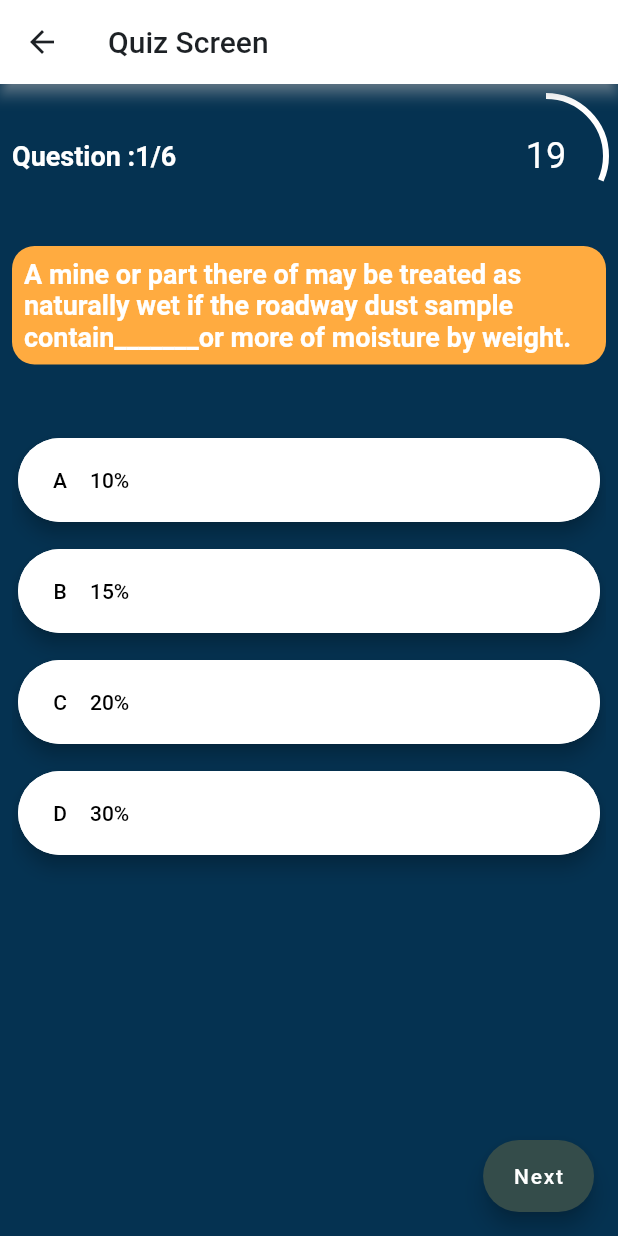
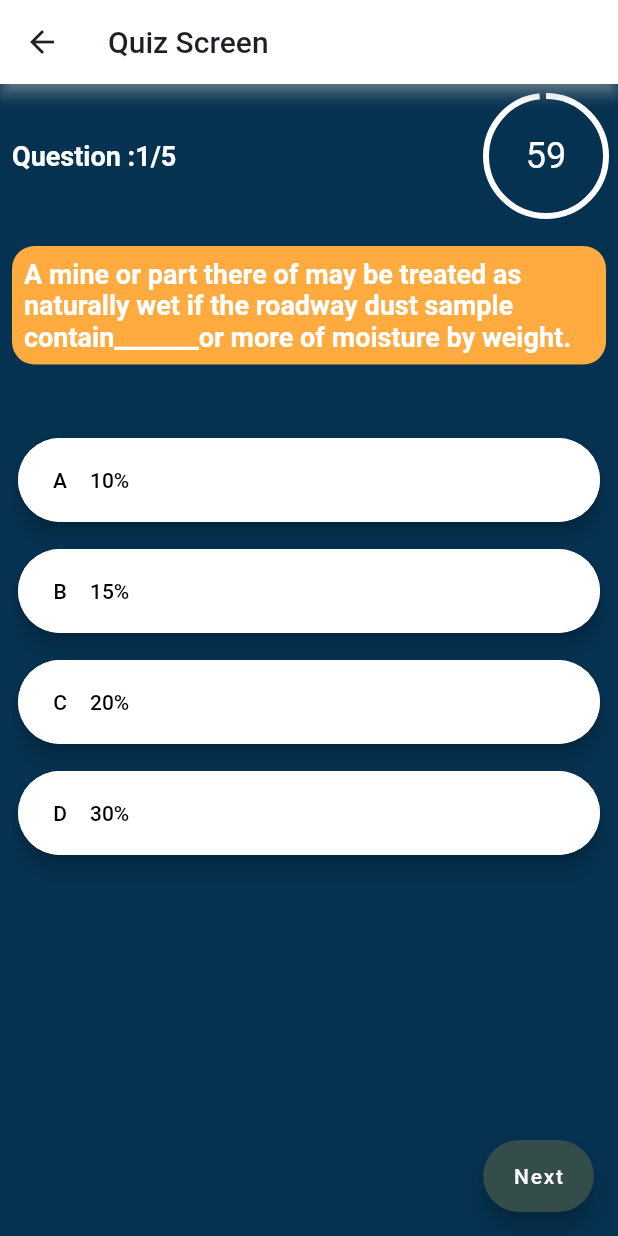
Before and after one commit to shikhaji/PRETEAM-VIDEOCLASSES, a Flutter app: the QuizScreen screen opened directly, on a phone screen of 412 x 824 dp. Run offline on Flutter 3.47's test engine with Material 2 defaults, Android fonts, the phone set to English and light mode, and no system bars; our stand-ins replace bot_toast, carousel_slider, connectivity_plus, dio, firebase_auth, firebase_core and 10 more; missing offline and left inert: flutter_file_downloader, flutter_inappwebview, flutter_windowmanager, razorpay_flutter; accounts and stored records are empty; Roboto replaces fonts that are missing (Nunito_Sans, quick_semi).

Commit message:
changed the them

```diff
--- a/lib/routes/app_routes.dart
+++ b/lib/routes/app_routes.dart
@@ -126,7 +126,7 @@ class RoutGenerator {
 
       case Routs.questionScreen:
         return MaterialPageRoute(
-            builder: (_) => QuizScreen(arguments: arguments as OtpArguments,));
+            builder: (_) => QuizScreen());
 
       default:
         return null;
--- a/lib/views/dashboard/quiz_screen.dart
+++ b/lib/views/dashboard/quiz_screen.dart
@@ -21,7 +21,7 @@ class QuizScreen extends StatefulWidget {
 
 class _QuizScreenState extends State<QuizScreen> {
   List<QuestionContest> getAllQuestionDetails = [];
-  int seconds = 20;
+  int seconds = 60;
   final _pageController = PageController(initialPage: 0);
   int questionINdex = 0;
   int userPercentage = 0;
@@ -65,30 +65,30 @@ class _QuizScreenState extends State<QuizScreen> {
           seconds--;
         }
         else{
-          // if(seconds == 0) {
-          //   showDialog(
-          //     context: context,
-          //     builder: (ctx) => AlertDialog(
-          //       title: const Text("Times Up !"),
-          //       content: const Text("Thank you for giving quiz "),
-          //       actions: <Widget>[
-          //         GestureDetector(
-          //           onTap: (){
-          //             quizResult(context);
-          //           },
-          //           child: Container(
-          //             color: Colors.green,
-          //             padding: const EdgeInsets.all(14),
-          //             child: const Text("SUBMIT"),
-          //           ),
-          //         ),
-          //       ],
-          //     ),
-          //   );
-          //   //CommonFunctions.toast('Times Up');
-          //   //quizResult(context);
-          //
-          // }
+          if(seconds == 0) {
+            showDialog(
+              context: context,
+              builder: (ctx) => AlertDialog(
+                title: const Text("Times Up !"),
+                content: const Text("Thank you for giving quiz "),
+                actions: <Widget>[
+                  GestureDetector(
+                    onTap: (){
+                      quizResult(context);
+                    },
+                    child: Container(
+                      color: Colors.green,
+                      padding: const EdgeInsets.all(14),
+                      child: const Text("SUBMIT"),
+                    ),
+                  ),
+                ],
+              ),
+            );
+            //CommonFunctions.toast('Times Up');
+            //quizResult(context);
+
+          }
         }
       });
     });
@@ -262,42 +262,7 @@ class _QuizScreenState extends State<QuizScreen> {
         }
       ],
     },
-    {
-      "id": 6,
-      "answer": "8m",
-      "answer_discription": "",
-      "is_answered": 0,
-      "is_answer_status_right_wrong_omitted": 0,
-      "title":
-      "Main Mechanical Ventilator of a mine shall be installed on the surface at a distance of not less \r\nthan _____ from the opening of the shaft or inlcine",
-      "options": [
-        {
-          "option": "a",
-          "value": "10m",
-          "color": "0xFFFFFFFF",
-        },
-        {
-          "option": "b",
-          "value": "8m",
-          "color": "0xFFFFFFFF",
-        },
-        {
-          "option": "c",
-          "value": "7m",
-          "color": "0xFFFFFFFF",
-        },
-        {
-          "option": "d",
-          "value": "5m",
-          "color": "0xFFFFFFFF",
-        },
-        {
-          "option": "e",
-          "value": "4m",
-          "color": "0xFFFFFFFF",
-        }
-      ],
-    },
+
   ];
 
 
```
Also changed, not shown: lib/views/dashboard/quiz_details_screen.dart (+4 -4 lines).
